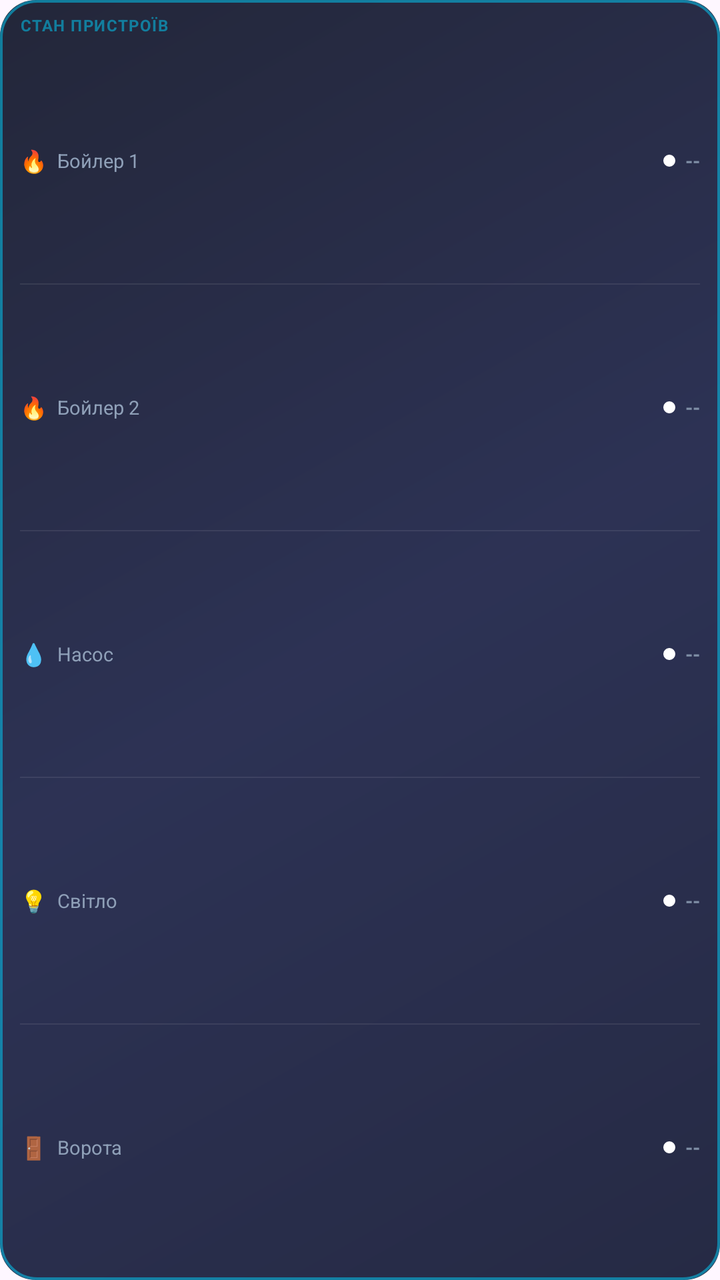
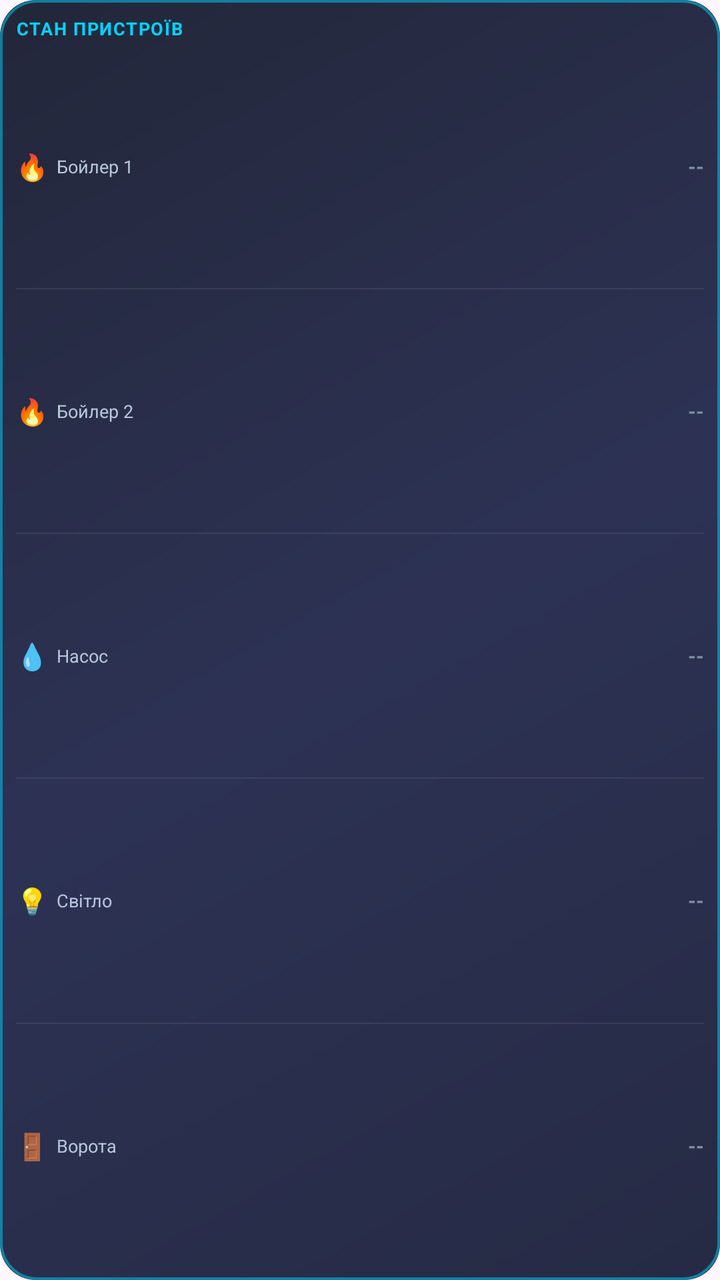

Compare the two renders of this Android layout. The source of the first and the diff that turns it into the second are given below.
<!-- AndroidManifest.xml: application theme Theme.HomeHubCompose -->
<!-- res/layout/widget_devices.xml -->
<?xml version="1.0" encoding="utf-8"?>
<LinearLayout xmlns:android="http://schemas.android.com/apk/res/android"
    android:id="@+id/widgetDevicesRoot"
    android:layout_width="match_parent"
    android:layout_height="match_parent"
    android:background="@drawable/widget_devices_background"
    android:orientation="vertical"
    android:paddingLeft="10dp"
    android:paddingTop="7dp"
    android:paddingRight="10dp"
    android:paddingBottom="7dp">

    <TextView
        android:layout_width="match_parent"
        android:layout_height="wrap_content"
        android:layout_marginBottom="3dp"
        android:ellipsize="end"
        android:letterSpacing="0.06"
        android:maxLines="1"
        android:text="@string/widget_devices_title"
        android:textAllCaps="true"
        android:textColor="#8000D4FF"
        android:textSize="8sp"
        android:textStyle="bold" />

    <LinearLayout
        android:id="@+id/widgetDevBoiler1Row"
        android:layout_width="match_parent"
        android:layout_height="0dp"
        android:layout_weight="1"
        android:gravity="center_vertical"
        android:orientation="horizontal">

        <TextView
            android:layout_width="wrap_content"
            android:layout_height="wrap_content"
            android:layout_marginEnd="5dp"
            android:text="🔥"
            android:textSize="11sp" />

        <TextView
            android:layout_width="0dp"
            android:layout_height="wrap_content"
            android:layout_weight="1"
            android:ellipsize="end"
            android:maxLines="1"
            android:text="@string/widget_device_boiler1"
            android:textColor="#8FA0B8"
            android:textSize="9.5sp" />

        <ImageView
            android:id="@+id/widgetDevBoiler1Dot"
            android:layout_width="6dp"
            android:layout_height="6dp"
            android:layout_marginEnd="5dp"
            android:src="@drawable/widget_status_dot" />

        <TextView
            android:id="@+id/widgetDevBoiler1State"
            android:layout_width="wrap_content"
            android:layout_height="wrap_content"
            android:ellipsize="end"
            android:maxLines="1"
            android:text="--"
            android:textColor="#7F8FA6"
            android:textSize="9.5sp"
            android:textStyle="bold" />
    </LinearLayout>

    <TextView
        android:layout_width="match_parent"
        android:layout_height="0.6dp"
        android:layout_marginTop="2dp"
        android:layout_marginBottom="2dp"
        android:background="#14FFFFFF" />

    <LinearLayout
        android:id="@+id/widgetDevBoiler2Row"
        android:layout_width="match_parent"
        android:layout_height="0dp"
        android:layout_weight="1"
        android:gravity="center_vertical"
        android:orientation="horizontal">

        <TextView
            android:layout_width="wrap_content"
            android:layout_height="wrap_content"
            android:layout_marginEnd="5dp"
            android:text="🔥"
            android:textSize="11sp" />

        <TextView
            android:layout_width="0dp"
            android:layout_height="wrap_content"
            android:layout_weight="1"
            android:ellipsize="end"
            android:maxLines="1"
            android:text="@string/widget_device_boiler2"
            android:textColor="#8FA0B8"
            android:textSize="9.5sp" />

        <ImageView
            android:id="@+id/widgetDevBoiler2Dot"
            android:layout_width="6dp"
            android:layout_height="6dp"
            android:layout_marginEnd="5dp"
            android:src="@drawable/widget_status_dot" />

        <TextView
            android:id="@+id/widgetDevBoiler2State"
            android:layout_width="wrap_content"
            android:layout_height="wrap_content"
            android:ellipsize="end"
            android:maxLines="1"
            android:text="--"
            android:textColor="#7F8FA6"
            android:textSize="9.5sp"
            android:textStyle="bold" />
    </LinearLayout>

    <TextView
        android:layout_width="match_parent"
        android:layout_height="0.6dp"
        android:layout_marginTop="2dp"
        android:layout_marginBottom="2dp"
        android:background="#14FFFFFF" />

    <LinearLayout
        android:id="@+id/widgetDevPumpRow"
        android:layout_width="match_parent"
        android:layout_height="0dp"
        android:layout_weight="1"
        android:gravity="center_vertical"
        android:orientation="horizontal">

        <TextView
            android:layout_width="wrap_content"
            android:layout_height="wrap_content"
            android:layout_marginEnd="5dp"
            android:text="💧"
            android:textSize="11sp" />

        <TextView
            android:layout_width="0dp"
            android:layout_height="wrap_content"
            android:layout_weight="1"
            android:ellipsize="end"
            android:maxLines="1"
            android:text="@string/widget_device_pump"
            android:textColor="#8FA0B8"
            android:textSize="9.5sp" />

        <ImageView
            android:id="@+id/widgetDevPumpDot"
            android:layout_width="6dp"
            android:layout_height="6dp"
            android:layout_marginEnd="5dp"
            android:src="@drawable/widget_status_dot" />

        <TextView
            android:id="@+id/widgetDevPumpState"
            android:layout_width="wrap_content"
            android:layout_height="wrap_content"
            android:ellipsize="end"
            android:maxLines="1"
            android:text="--"
            android:textColor="#7F8FA6"
            android:textSize="9.5sp"
            android:textStyle="bold" />
    </LinearLayout>

    <TextView
        android:layout_width="match_parent"
        android:layout_height="0.6dp"
        android:layout_marginTop="2dp"
        android:layout_marginBottom="2dp"
        android:background="#14FFFFFF" />

    <LinearLayout
        android:id="@+id/widgetDevLightRow"
        android:layout_width="match_parent"
        android:layout_height="0dp"
        android:layout_weight="1"
        android:gravity="center_vertical"
        android:orientation="horizontal">

        <TextView
            android:layout_width="wrap_content"
            android:layout_height="wrap_content"
            android:layout_marginEnd="5dp"
            android:text="💡"
            android:textSize="11sp" />

        <TextView
            android:layout_width="0dp"
            android:layout_height="wrap_content"
            android:layout_weight="1"
            android:ellipsize="end"
            android:maxLines="1"
            android:text="@string/widget_device_light"
            android:textColor="#8FA0B8"
            android:textSize="9.5sp" />

        <ImageView
            android:id="@+id/widgetDevLightDot"
            android:layout_width="6dp"
            android:layout_height="6dp"
            android:layout_marginEnd="5dp"
            android:src="@drawable/widget_status_dot" />

        <TextView
            android:id="@+id/widgetDevLightState"
            android:layout_width="wrap_content"
            android:layout_height="wrap_content"
            android:ellipsize="end"
            android:maxLines="1"
            android:text="--"
            android:textColor="#7F8FA6"
            android:textSize="9.5sp"
            android:textStyle="bold" />
    </LinearLayout>

    <TextView
        android:layout_width="match_parent"
        android:layout_height="0.6dp"
        android:layout_marginTop="2dp"
        android:layout_marginBottom="2dp"
        android:background="#14FFFFFF" />

    <LinearLayout
        android:id="@+id/widgetDevGateRow"
        android:layout_width="match_parent"
        android:layout_height="0dp"
        android:layout_weight="1"
        android:gravity="center_vertical"
        android:orientation="horizontal">

        <TextView
            android:layout_width="wrap_content"
            android:layout_height="wrap_content"
            android:layout_marginEnd="5dp"
            android:text="🚪"
            android:textSize="11sp" />

        <TextView
            android:layout_width="0dp"
            android:layout_height="wrap_content"
            android:layout_weight="1"
            android:ellipsize="end"
            android:maxLines="1"
            android:text="@string/widget_device_gate"
            android:textColor="#8FA0B8"
            android:textSize="9.5sp" />

        <ImageView
            android:id="@+id/widgetDevGateDot"
            android:layout_width="6dp"
            android:layout_height="6dp"
            android:layout_marginEnd="5dp"
            android:src="@drawable/widget_status_dot" />

        <TextView
            android:id="@+id/widgetDevGateState"
            android:layout_width="wrap_content"
            android:layout_height="wrap_content"
            android:ellipsize="end"
            android:maxLines="1"
            android:text="--"
            android:textColor="#7F8FA6"
            android:textSize="9.5sp"
            android:textStyle="bold" />
    </LinearLayout>
</LinearLayout>
<!-- resources referenced by this layout -->
<resources>
  <!-- drawable widget_devices_background (drawable) -->
  <?xml version="1.0" encoding="utf-8"?>
  <layer-list xmlns:android="http://schemas.android.com/apk/res/android">
      <item>
          <shape android:shape="rectangle">
              <corners android:radius="18dp" />
              <gradient
                  android:angle="135"
                  android:startColor="#E60E1330"
                  android:centerColor="#E6161C42"
                  android:endColor="#E60B0F24"
                  android:type="linear" />
          </shape>
      </item>
  
      <item>
          <shape android:shape="rectangle">
              <corners android:radius="18dp" />
              <solid android:color="#00000000" />
              <stroke
                  android:width="1.4dp"
                  android:color="#8000D4FF" />
          </shape>
      </item>
  </layer-list>
  <!-- drawable widget_status_dot (drawable) -->
  <?xml version="1.0" encoding="utf-8"?>
  <shape xmlns:android="http://schemas.android.com/apk/res/android" android:shape="oval">
      <solid android:color="#FFFFFFFF" />
  </shape>
  <string name="widget_device_boiler1">Бойлер 1</string>
  <string name="widget_device_boiler2">Бойлер 2</string>
  <string name="widget_device_gate">Ворота</string>
  <string name="widget_device_light">Світло</string>
  <string name="widget_device_pump">Насос</string>
  <string name="widget_devices_title">Стан пристроїв</string>
  <style name="Theme.HomeHubCompose" parent="Theme.Material3.DayNight.NoActionBar">
          <item name="android:statusBarColor" tools:targetApi="l">#12141C</item>
          <item name="android:navigationBarColor" tools:targetApi="l">#12141C</item>
          <item name="android:windowLightStatusBar" tools:targetApi="m">false</item>
      </style>
</resources>

<!-- the commit's change to res/layout/widget_devices.xml (unified diff, before → after) -->
@@ -5,22 +5,22 @@
     android:layout_height="match_parent"
     android:background="@drawable/widget_devices_background"
     android:orientation="vertical"
-    android:paddingLeft="10dp"
-    android:paddingTop="7dp"
-    android:paddingRight="10dp"
-    android:paddingBottom="7dp">
+    android:paddingLeft="8dp"
+    android:paddingTop="8dp"
+    android:paddingRight="8dp"
+    android:paddingBottom="8dp">
 
     <TextView
         android:layout_width="match_parent"
         android:layout_height="wrap_content"
-        android:layout_marginBottom="3dp"
+        android:layout_marginBottom="4dp"
         android:ellipsize="end"
         android:letterSpacing="0.06"
         android:maxLines="1"
         android:text="@string/widget_devices_title"
         android:textAllCaps="true"
-        android:textColor="#8000D4FF"
-        android:textSize="8sp"
+        android:textColor="#00D4FF"
+        android:textSize="9sp"
         android:textStyle="bold" />
 
     <LinearLayout
@@ -34,9 +34,9 @@
         <TextView
             android:layout_width="wrap_content"
             android:layout_height="wrap_content"
-            android:layout_marginEnd="5dp"
+            android:layout_marginEnd="4dp"
             android:text="🔥"
-            android:textSize="11sp" />
+            android:textSize="13sp" />
 
         <TextView
             android:layout_width="0dp"
@@ -45,15 +45,8 @@
             android:ellipsize="end"
             android:maxLines="1"
             android:text="@string/widget_device_boiler1"
-            android:textColor="#8FA0B8"
-            android:textSize="9.5sp" />
-
-        <ImageView
-            android:id="@+id/widgetDevBoiler1Dot"
-            android:layout_width="6dp"
-            android:layout_height="6dp"
-            android:layout_marginEnd="5dp"
-            android:src="@drawable/widget_status_dot" />
+            android:textColor="#B7C5D8"
+            android:textSize="9sp" />
 
         <TextView
             android:id="@+id/widgetDevBoiler1State"
@@ -61,9 +54,10 @@
             android:layout_height="wrap_content"
             android:ellipsize="end"
             android:maxLines="1"
-            android:text="--"
-            android:textColor="#7F8FA6"
-            android:textSize="9.5sp"
+            android:layout_marginStart="6dp"
+            android:text="--"
+            android:textColor="#7F8FA6"
+            android:textSize="10sp"
             android:textStyle="bold" />
     </LinearLayout>
 
@@ -85,9 +79,9 @@
         <TextView
             android:layout_width="wrap_content"
             android:layout_height="wrap_content"
-            android:layout_marginEnd="5dp"
+            android:layout_marginEnd="4dp"
             android:text="🔥"
-            android:textSize="11sp" />
+            android:textSize="13sp" />
 
         <TextView
             android:layout_width="0dp"
@@ -96,15 +90,8 @@
             android:ellipsize="end"
             android:maxLines="1"
             android:text="@string/widget_device_boiler2"
-            android:textColor="#8FA0B8"
-            android:textSize="9.5sp" />
-
-        <ImageView
-            android:id="@+id/widgetDevBoiler2Dot"
-            android:layout_width="6dp"
-            android:layout_height="6dp"
-            android:layout_marginEnd="5dp"
-            android:src="@drawable/widget_status_dot" />
+            android:textColor="#B7C5D8"
+            android:textSize="9sp" />
 
         <TextView
             android:id="@+id/widgetDevBoiler2State"
@@ -112,9 +99,10 @@
             android:layout_height="wrap_content"
             android:ellipsize="end"
             android:maxLines="1"
-            android:text="--"
-            android:textColor="#7F8FA6"
-            android:textSize="9.5sp"
+            android:layout_marginStart="6dp"
+            android:text="--"
+            android:textColor="#7F8FA6"
+            android:textSize="10sp"
             android:textStyle="bold" />
     </LinearLayout>
 
@@ -136,9 +124,9 @@
         <TextView
             android:layout_width="wrap_content"
             android:layout_height="wrap_content"
-            android:layout_marginEnd="5dp"
+            android:layout_marginEnd="4dp"
             android:text="💧"
-            android:textSize="11sp" />
+            android:textSize="13sp" />
 
         <TextView
             android:layout_width="0dp"
@@ -147,15 +135,8 @@
             android:ellipsize="end"
             android:maxLines="1"
             android:text="@string/widget_device_pump"
-            android:textColor="#8FA0B8"
-            android:textSize="9.5sp" />
-
-        <ImageView
-            android:id="@+id/widgetDevPumpDot"
-            android:layout_width="6dp"
-            android:layout_height="6dp"
-            android:layout_marginEnd="5dp"
-            android:src="@drawable/widget_status_dot" />
+            android:textColor="#B7C5D8"
+            android:textSize="9sp" />
 
         <TextView
             android:id="@+id/widgetDevPumpState"
@@ -163,9 +144,10 @@
             android:layout_height="wrap_content"
             android:ellipsize="end"
             android:maxLines="1"
-            android:text="--"
-            android:textColor="#7F8FA6"
-            android:textSize="9.5sp"
+            android:layout_marginStart="6dp"
+            android:text="--"
+            android:textColor="#7F8FA6"
+            android:textSize="10sp"
             android:textStyle="bold" />
     </LinearLayout>
 
@@ -187,9 +169,9 @@
         <TextView
             android:layout_width="wrap_content"
             android:layout_height="wrap_content"
-            android:layout_marginEnd="5dp"
+            android:layout_marginEnd="4dp"
             android:text="💡"
-            android:textSize="11sp" />
+            android:textSize="13sp" />
 
         <TextView
             android:layout_width="0dp"
@@ -198,15 +180,8 @@
             android:ellipsize="end"
             android:maxLines="1"
             android:text="@string/widget_device_light"
-            android:textColor="#8FA0B8"
-            android:textSize="9.5sp" />
-
-        <ImageView
-            android:id="@+id/widgetDevLightDot"
-            android:layout_width="6dp"
-            android:layout_height="6dp"
-            android:layout_marginEnd="5dp"
-            android:src="@drawable/widget_status_dot" />
+            android:textColor="#B7C5D8"
+            android:textSize="9sp" />
 
         <TextView
             android:id="@+id/widgetDevLightState"
@@ -214,9 +189,10 @@
             android:layout_height="wrap_content"
             android:ellipsize="end"
             android:maxLines="1"
-            android:text="--"
-            android:textColor="#7F8FA6"
-            android:textSize="9.5sp"
+            android:layout_marginStart="6dp"
+            android:text="--"
+            android:textColor="#7F8FA6"
+            android:textSize="10sp"
             android:textStyle="bold" />
     </LinearLayout>
 
@@ -238,9 +214,9 @@
         <TextView
             android:layout_width="wrap_content"
             android:layout_height="wrap_content"
-            android:layout_marginEnd="5dp"
+            android:layout_marginEnd="4dp"
             android:text="🚪"
-            android:textSize="11sp" />
+            android:textSize="13sp" />
 
         <TextView
             android:layout_width="0dp"
@@ -249,15 +225,8 @@
             android:ellipsize="end"
             android:maxLines="1"
             android:text="@string/widget_device_gate"
-            android:textColor="#8FA0B8"
-            android:textSize="9.5sp" />
-
-        <ImageView
-            android:id="@+id/widgetDevGateDot"
-            android:layout_width="6dp"
-            android:layout_height="6dp"
-            android:layout_marginEnd="5dp"
-            android:src="@drawable/widget_status_dot" />
+            android:textColor="#B7C5D8"
+            android:textSize="9sp" />
 
         <TextView
             android:id="@+id/widgetDevGateState"
@@ -265,9 +234,10 @@
             android:layout_height="wrap_content"
             android:ellipsize="end"
             android:maxLines="1"
-            android:text="--"
-            android:textColor="#7F8FA6"
-            android:textSize="9.5sp"
+            android:layout_marginStart="6dp"
+            android:text="--"
+            android:textColor="#7F8FA6"
+            android:textSize="10sp"
             android:textStyle="bold" />
     </LinearLayout>
 </LinearLayout>
<!-- resource entries referenced after the edit -->
@@ -25,11 +25,6 @@
           </shape>
       </item>
   </layer-list>
-  <!-- drawable widget_status_dot (drawable) -->
-  <?xml version="1.0" encoding="utf-8"?>
-  <shape xmlns:android="http://schemas.android.com/apk/res/android" android:shape="oval">
-      <solid android:color="#FFFFFFFF" />
-  </shape>
   <string name="widget_device_boiler1">Бойлер 1</string>
   <string name="widget_device_boiler2">Бойлер 2</string>
   <string name="widget_device_gate">Ворота</string>
